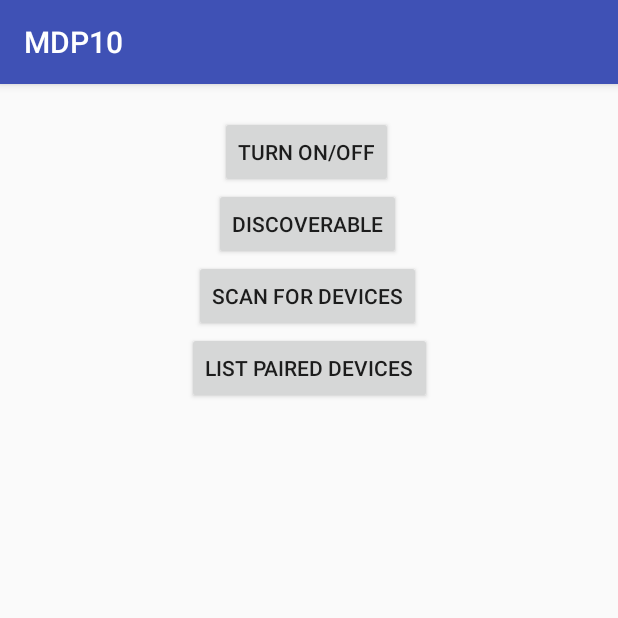
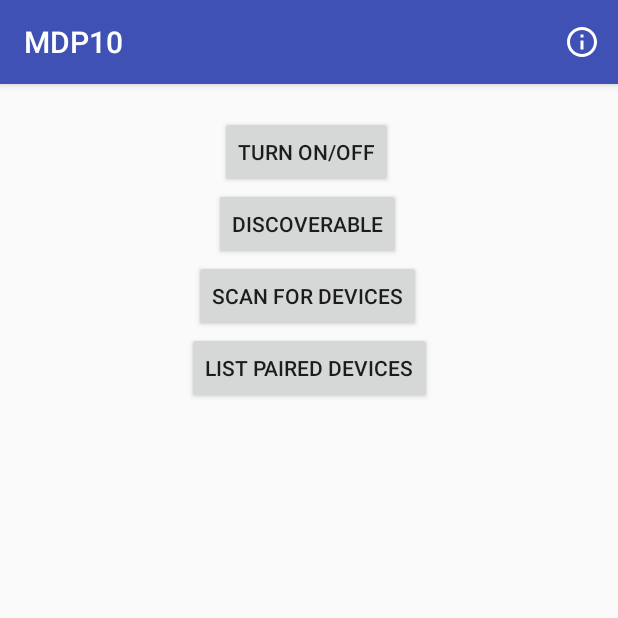
Before and after one commit to natrecneps/MDP10, an Android app: the screen it shows after launch (MainActivity), on a phone screen of 412 x 824 dp, the top half of it. Run offline under Robolectric (Android 15) with nearby library versions, the phone set to English and light mode, and no system bars.

Commit message:
-fix device unable to connect -added about button -textview now scrollable -textview gravity bottom

```diff
--- a/app/src/main/AndroidManifest.xml
+++ b/app/src/main/AndroidManifest.xml
@@ -20,9 +20,6 @@
                 <category android:name="android.intent.category.LAUNCHER" />
             </intent-filter>
         </activity>
-        <activity
-            android:name=".Transmit"
-            android:label="@string/app_name"/>
     </application>
 
 </manifest>
--- a/app/src/main/java/com/example/spencer/mdp10/BluetoothChatService.java
+++ b/app/src/main/java/com/example/spencer/mdp10/BluetoothChatService.java
@@ -84,7 +84,6 @@ public class BluetoothChatService {
                 Log.e(TAG, "AcceptThread: IOException: " + e.getMessage());
             }
 
-            //talk about it later
             if (socket != null){
                 connected(socket, mmDevice);
             }
@@ -123,7 +122,7 @@ public class BluetoothChatService {
             try{
                 Log.d(TAG, "ConnectThread: Trying to create InsecureRfcommSocket using UUID: " +
                         MY_UUID_INSECURE);
-                tmp = mmDevice.createRfcommSocketToServiceRecord(deviceUUID);
+                tmp = mmDevice.createRfcommSocketToServiceRecord(UUID.fromString("00001101-0000-1000-8000-00805F9B34FB"));
             }
             catch (Exception e){
                 Log.e(TAG, "ConnectThread: Could not create InsecureRfcommSocket " + e.getMessage());
--- a/app/src/main/java/com/example/spencer/mdp10/MainActivity.java
+++ b/app/src/main/java/com/example/spencer/mdp10/MainActivity.java
@@ -348,7 +348,7 @@ public class MainActivity extends AppCompatActivity implements AdapterView.OnIte
     }
 
     public void StartChat(BluetoothDevice selectedDevice){
-        Intent chatIntent = new Intent(MainActivity.this, Transmit.class);
+        Intent chatIntent = new Intent(MainActivity.this, TransmitActivity.class);
         chatIntent.putExtra("btDevice", selectedDevice);
         startActivity(chatIntent);
     }
@@ -367,10 +367,8 @@ public class MainActivity extends AppCompatActivity implements AdapterView.OnIte
     public boolean onCreateOptionsMenu(Menu menu) {
         MenuInflater inflater = getMenuInflater();
         inflater.inflate(R.menu.main_menu, menu);
-        MenuItem itemToHide = menu.findItem(R.id.bluetooth);
-        MenuItem itemToHide2 = menu.findItem(R.id.transmit);
-        itemToHide.setVisible(false);
-        itemToHide2.setVisible(false);
+        //MenuItem itemToHide = menu.findItem(R.id.About);
+        //itemToHide.setVisible(false);
         return true;
     }
 
@@ -380,13 +378,8 @@ public class MainActivity extends AppCompatActivity implements AdapterView.OnIte
         Intent intent;
 
         switch(item.getItemId()){
-            case R.id.transmit:
-                intent = new Intent(this, Transmit.class);
-                startActivity(intent);
-                break;
-            case R.id.bluetooth:
-                intent = new Intent(this, MainActivity.class);
-                startActivity(intent);
+            case R.id.About:
+                Toast.makeText(getApplicationContext(), "Made by Spencer Tan and Vo Hong Khanh of Group 10, Semester 1 18/19", Toast.LENGTH_SHORT).show();
                 break;
         }
         return super.onOptionsItemSelected(item);
--- a/app/src/main/res/drawable/ic_bluetooth_black_24dp.xml
+++ /dev/null
@@ -1,9 +0,0 @@
-<vector xmlns:android="http://schemas.android.com/apk/res/android"
-        android:width="24dp"
-        android:height="24dp"
-        android:viewportWidth="24.0"
-        android:viewportHeight="24.0">
-    <path
-        android:fillColor="#FFFFFF"
-        android:pathData="M17.71,7.71L12,2h-1v7.59L6.41,5 5,6.41 10.59,12 5,17.59 6.41,19 11,14.41L11,22h1l5.71,-5.71 -4.3,-4.29 4.3,-4.29zM13,5.83l1.88,1.88L13,9.59L13,5.83zM14.88,16.29L13,18.17v-3.76l1.88,1.88z"/>
-</vector>
--- /dev/null
+++ b/app/src/main/res/drawable/ic_info_outline.xml
@@ -0,0 +1,5 @@
+<vector android:height="24dp" android:tint="#FFFFFF"
+    android:viewportHeight="24.0" android:viewportWidth="24.0"
+    android:width="24dp" xmlns:android="http://schemas.android.com/apk/res/android">
+    <path android:fillColor="#FF000000" android:pathData="M11,17h2v-6h-2v6zM12,2C6.48,2 2,6.48 2,12s4.48,10 10,10 10,-4.48 10,-10S17.52,2 12,2zM12,20c-4.41,0 -8,-3.59 -8,-8s3.59,-8 8,-8 8,3.59 8,8 -3.59,8 -8,8zM11,9h2L13,7h-2v2z"/>
+</vector>
--- a/app/src/main/res/drawable/ic_send_black_24dp.xml
+++ /dev/null
@@ -1,9 +0,0 @@
-<vector xmlns:android="http://schemas.android.com/apk/res/android"
-        android:width="24dp"
-        android:height="24dp"
-        android:viewportWidth="24.0"
-        android:viewportHeight="24.0">
-    <path
-        android:fillColor="#FFFFFF"
-        android:pathData="M2.01,21L23,12 2.01,3 2,10l15,2 -15,2z"/>
-</vector>
--- a/app/src/main/res/menu/main_menu.xml
+++ b/app/src/main/res/menu/main_menu.xml
@@ -3,19 +3,11 @@
     xmlns:app="http://schemas.android.com/apk/res-auto">
 
     <item
-        android:id="@+id/transmit"
-        android:title="Transmit"
-        android:visible="false"
+        android:id="@+id/About"
+        android:title="About"
+        android:visible="true"
         app:showAsAction="always"
-        android:icon="@drawable/ic_send_black_24dp"
-        />
-
-    <item
-        android:id="@+id/bluetooth"
-        android:title="Bluetooth"
-        android:visible="false"
-        app:showAsAction="always"
-        android:icon="@drawable/ic_bluetooth_black_24dp"
+        android:icon="@drawable/ic_info_outline"
         />
 
 </menu>
```
Also changed, not shown: app/src/main/java/com/example/spencer/mdp10/TransmitActivity.java (renamed from app/src/main/java/com/example/spencer/mdp10/Transmit.java, +26 -26 lines), app/src/main/res/layout/activity_transmit.xml (+7 -6 lines).
